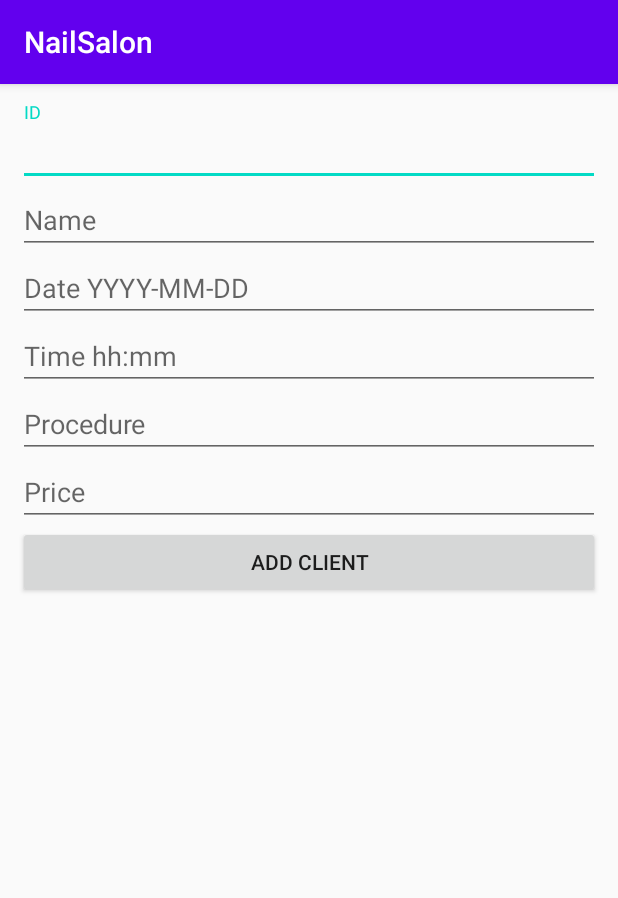
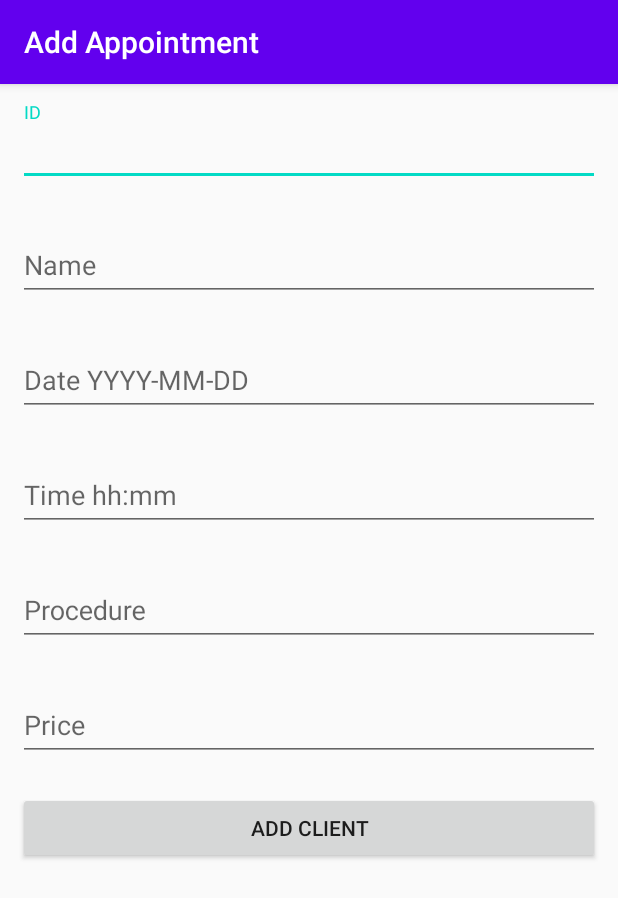
Before and after one commit to SimiAlex/NailSalonAndroid, an Android app: the screen it shows after launch (AddAppointmentActivity), after a tap on "ADD", on a phone screen of 412 x 824 dp. Shown: the top 898 px of the screen. Run offline under Robolectric (Android 15) with nearby library versions, the phone set to English and light mode, and no system bars.

Commit message:
Partial work on AddAppointmentActivity

```diff
--- a/app/src/main/AndroidManifest.xml
+++ b/app/src/main/AndroidManifest.xml
@@ -10,11 +10,11 @@
         android:supportsRtl="true"
         android:theme="@style/AppTheme">
 
-        <activity android:name=".AddAppointmentActivity">
+        <activity android:name=".AddAppointmentActivity" android:label="Add Appointment">
 
         </activity>
 
-        <activity android:name=".MainActivity">
+        <activity android:name=".MainActivity" android:label="Appointments">
             <intent-filter>
                 <action android:name="android.intent.action.MAIN" />
                 <category android:name="android.intent.category.LAUNCHER" />
--- a/app/src/main/java/alexsimi/com/github/nailsalon/AddAppointmentActivity.java
+++ b/app/src/main/java/alexsimi/com/github/nailsalon/AddAppointmentActivity.java
@@ -3,13 +3,71 @@ package alexsimi.com.github.nailsalon;
 import androidx.appcompat.app.AppCompatActivity;
 
 import android.os.Bundle;
+import android.view.View;
+import android.widget.Button;
+
+import com.google.android.material.textfield.TextInputLayout;
+
+import alexsimi.com.github.nailsalon.utils.Validation;
 
 public class AddAppointmentActivity extends AppCompatActivity
 {
+    //fields layout
+    private TextInputLayout id_til;
+    private TextInputLayout name_til;
+    private TextInputLayout date_til;
+    private TextInputLayout time_til;
+    private TextInputLayout procedure_til;
+    private TextInputLayout price_til;
+    private Button add_client_button;
+
+
     @Override
     protected void onCreate(Bundle savedInstanceState)
     {
         super.onCreate(savedInstanceState);
         setContentView(R.layout.add_appointment);
+        initializeLayout();
+
+        add_client_button.setOnClickListener(new View.OnClickListener() {
+            @Override
+            public void onClick(View v) {
+                onAddButtonClicked();
+            }
+        });
+
+    }
+
+    public void initializeLayout()
+    {
+        id_til = findViewById(R.id.client_id_til);
+        name_til = findViewById(R.id.client_name_til);
+        date_til = findViewById(R.id.appointment_date_til);
+        time_til = findViewById(R.id.appointment_time_til);
+        procedure_til = findViewById(R.id.procedure_til);
+        price_til = findViewById(R.id.price_til);
+        add_client_button = findViewById(R.id.add_button_AAA);
+    }
+
+    //validation methods
+    private boolean validateID()
+    {
+        boolean isValid;
+        isValid = Validation.validateIdInput(id_til.getEditText().getText().toString());
+        if(isValid)
+        {
+            id_til.setError(null);
+            return true;
+        }
+        else
+        {
+            id_til.setError("Enter a number");
+            return false;
+        }
+    }
+
+    public void onAddButtonClicked()
+    {
+        validateID();
     }
 }
--- a/app/src/main/java/alexsimi/com/github/nailsalon/MainActivity.java
+++ b/app/src/main/java/alexsimi/com/github/nailsalon/MainActivity.java
@@ -7,19 +7,12 @@ import android.os.Bundle;
 import android.util.Log;
 import android.view.View;
 import android.widget.Button;
-import android.widget.EditText;
 import android.widget.ListView;
-import android.widget.Toast;
 
 import java.io.File;
 import java.io.IOException;
-import java.time.LocalDate;
-import java.time.LocalDateTime;
-import java.time.LocalTime;
 
 import alexsimi.com.github.nailsalon.controller.DatabaseHandler;
-import alexsimi.com.github.nailsalon.model.Appointment;
-import alexsimi.com.github.nailsalon.utils.Validation;
 import alexsimi.com.github.nailsalon.view.AppointmentAdapter;
 
 public class MainActivity extends AppCompatActivity
@@ -27,12 +20,8 @@ public class MainActivity extends AppCompatActivity
     //fields - layout
     private Button resetButton;
     private Button addButton;
-    private EditText id_et;
-    private EditText name_et;
-    private EditText date_et;
-    private EditText time_et;
-    private EditText procedure_et;
-    private EditText price_et;
+    private Button updateButton;
+    private Button deleteButton;
     private ListView lv;
 
 
@@ -94,13 +83,9 @@ public class MainActivity extends AppCompatActivity
     public void initializeLayout()
     {
         resetButton = findViewById(R.id.resetButton);
-        addButton = findViewById(R.id.AddButton);
-        id_et = findViewById(R.id.ClientID);
-        name_et = findViewById(R.id.ClientName);
-        date_et = findViewById(R.id.AppointmentDate);
-        time_et = findViewById(R.id.AppointmentTime);
-        procedure_et = findViewById(R.id.Procedure);
-        price_et = findViewById(R.id.Price);
+        addButton = findViewById(R.id.add_button_AAA);
+        updateButton = findViewById(R.id.updateButton);
+        deleteButton = findViewById(R.id.deleteButton);
         lv = findViewById(R.id.lv_appointments);
 
     }
--- a/app/src/main/java/alexsimi/com/github/nailsalon/utils/Validation.java
+++ b/app/src/main/java/alexsimi/com/github/nailsalon/utils/Validation.java
@@ -7,4 +7,17 @@ public class Validation {
         String modifiedString = s.replaceAll(","," ");
         return modifiedString;
     }
+
+    public static boolean validateIdInput(String s)
+    {
+        try
+        {
+            Integer.parseInt(s);
+            return true;
+        }
+        catch (NumberFormatException e)
+        {
+            return false;
+        }
+    }
 }
--- a/app/src/main/res/layout/activity_main.xml
+++ b/app/src/main/res/layout/activity_main.xml
@@ -22,7 +22,7 @@
         android:orientation="horizontal">
 
         <Button
-            android:id="@+id/AddButton"
+            android:id="@+id/add_button_AAA"
             android:layout_width="wrap_content"
             android:layout_height="wrap_content"
             android:layout_gravity="center"
--- a/app/src/main/res/layout/add_appointment.xml
+++ b/app/src/main/res/layout/add_appointment.xml
@@ -15,9 +15,10 @@
             android:orientation="vertical">
 
             <com.google.android.material.textfield.TextInputLayout
-                android:id="@+id/ClientID"
+                android:id="@+id/client_id_til"
                 android:layout_height="wrap_content"
-                android:layout_width="match_parent">
+                android:layout_width="match_parent"
+                app:errorEnabled="true">
                 <com.google.android.material.textfield.TextInputEditText
                     android:layout_width="match_parent"
                     android:layout_height="wrap_content"
@@ -26,50 +27,76 @@
                     android:inputType="number" />
             </com.google.android.material.textfield.TextInputLayout>
 
-            <EditText
-                android:id="@+id/ClientName"
+            <com.google.android.material.textfield.TextInputLayout
+                android:id="@+id/client_name_til"
+                android:layout_height="wrap_content"
+                android:layout_width="match_parent"
+                app:errorEnabled="true">
+
+                <com.google.android.material.textfield.TextInputEditText
                     android:layout_width="match_parent"
                     android:layout_height="wrap_content"
                     android:ems="10"
                     android:inputType="textPersonName"
                     android:hint="Name" />
+            </com.google.android.material.textfield.TextInputLayout>
 
-            <EditText
-                android:id="@+id/AppointmentDate"
+            <com.google.android.material.textfield.TextInputLayout
+                android:id="@+id/appointment_date_til"
+                android:layout_height="wrap_content"
+                android:layout_width="match_parent"
+                app:errorEnabled="true">
+                <com.google.android.material.textfield.TextInputEditText
                     android:layout_width="match_parent"
                     android:layout_height="wrap_content"
                     android:ems="10"
                     android:inputType="date"
                     android:hint="Date YYYY-MM-DD"/>
+            </com.google.android.material.textfield.TextInputLayout>
 
-            <EditText
-                android:id="@+id/AppointmentTime"
+            <com.google.android.material.textfield.TextInputLayout
+                android:id="@+id/appointment_time_til"
+                android:layout_height="wrap_content"
+                android:layout_width="match_parent"
+                app:errorEnabled="true">
+                <com.google.android.material.textfield.TextInputEditText
                     android:layout_width="match_parent"
                     android:layout_height="wrap_content"
                     android:ems="10"
                     android:inputType="time"
                     android:hint="Time hh:mm"/>
+            </com.google.android.material.textfield.TextInputLayout>
 
-            <EditText
-                android:id="@+id/Procedure"
+            <com.google.android.material.textfield.TextInputLayout
+                android:id="@+id/procedure_til"
+                android:layout_height="wrap_content"
+                android:layout_width="match_parent"
+                app:errorEnabled="true">
+                <com.google.android.material.textfield.TextInputEditText
                     android:layout_width="match_parent"
                     android:layout_height="wrap_content"
                     android:ems="10"
                     android:inputType="text"
                     android:hint="Procedure" />
+            </com.google.android.material.textfield.TextInputLayout>
 
-            <EditText
-                android:id="@+id/Price"
+            <com.google.android.material.textfield.TextInputLayout
+                android:id="@+id/price_til"
+                android:layout_height="wrap_content"
+                android:layout_width="match_parent"
+                app:errorEnabled="true">
+                <com.google.android.material.textfield.TextInputEditText
                     android:layout_width="match_parent"
                     android:layout_height="wrap_content"
                     android:ems="10"
                     android:inputType="numberDecimal"
-                android:hint="Price"/>
+                    android:hint="Price" />
+            </com.google.android.material.textfield.TextInputLayout>
 
         </LinearLayout>
 
         <Button
-        android:id="@+id/AddButton"
+        android:id="@+id/add_button_AAA"
         android:layout_width="match_parent"
         android:layout_height="wrap_content"
         android:layout_gravity="center"
```
Lines whose indentation alone changed are shown as unchanged.
